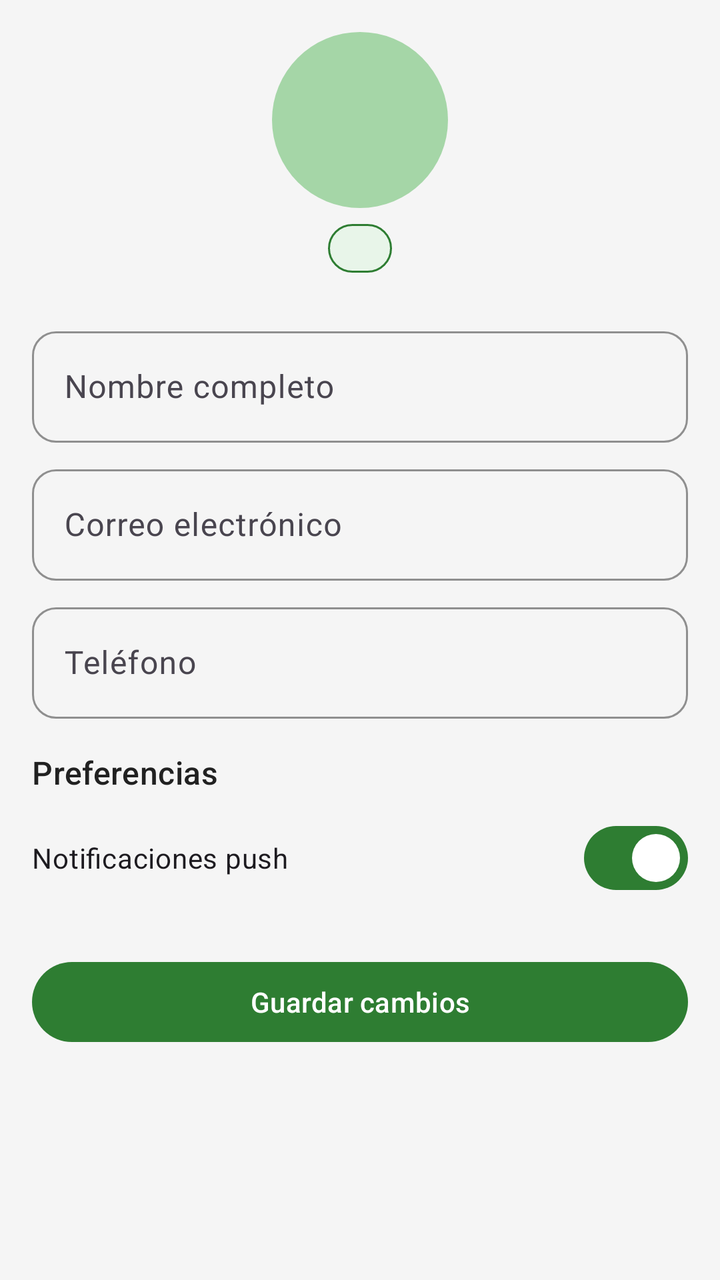
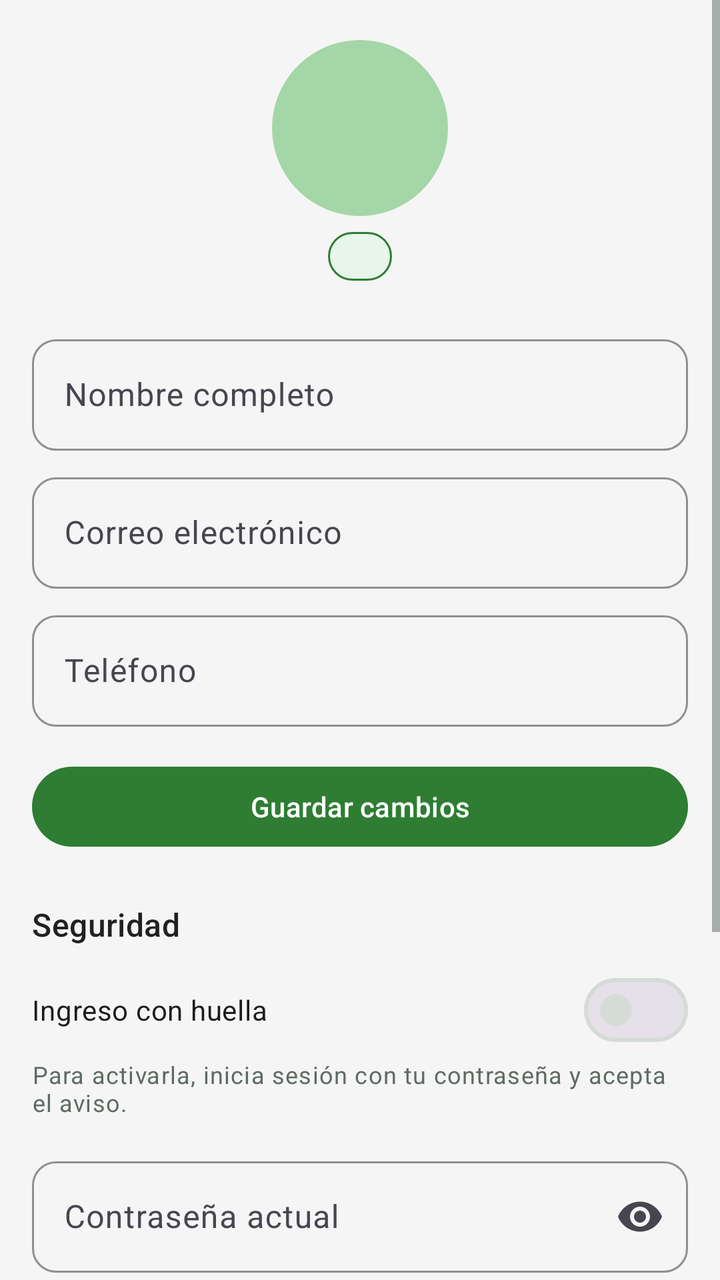

The first picture is an Android layout as it rendered before a commit; the second is the same layout after the commit. The layout source and the unified diff follow.
<!-- AndroidManifest.xml: application theme Theme.EcoMarket -->
<!-- res/layout/fragment_profile.xml -->
<?xml version="1.0" encoding="utf-8"?>
<ScrollView xmlns:android="http://schemas.android.com/apk/res/android"
    xmlns:app="http://schemas.android.com/apk/res-auto"
   
    android:layout_width="match_parent"
    android:layout_height="match_parent">

    <LinearLayout
        android:layout_width="match_parent"
        android:layout_height="wrap_content"
        android:orientation="vertical"
        android:padding="@dimen/space_m">

        <TextView
            android:id="@+id/txtProfileInitial"
            android:layout_width="88dp"
            android:layout_height="88dp"
            android:layout_gravity="center_horizontal"
            android:background="@drawable/bg_avatar"
            android:contentDescription="@string/cd_avatar"
            android:gravity="center"
            android:textAppearance="@style/Text.Display"
            android:textColor="@color/eco_green_dark" />

        <TextView
            android:id="@+id/txtProfileRole"
            android:layout_width="wrap_content"
            android:layout_height="wrap_content"
            android:layout_gravity="center_horizontal"
            android:layout_marginTop="@dimen/space_s"
            android:background="@drawable/bg_badge_active"
            android:paddingStart="@dimen/space_m"
            android:paddingTop="@dimen/space_xs"
            android:paddingEnd="@dimen/space_m"
            android:paddingBottom="@dimen/space_xs"
            android:textAppearance="@style/Text.Caption"
            android:textColor="@color/eco_green_dark" />

        <com.google.android.material.textfield.TextInputLayout
            style="@style/Input.Eco"
            android:layout_width="match_parent"
            android:layout_height="wrap_content"
            android:layout_marginTop="@dimen/space_l"
            android:hint="@string/hint_name">

            <com.google.android.material.textfield.TextInputEditText
                android:id="@+id/etProfileName"
                android:layout_width="match_parent"
                android:layout_height="wrap_content"
                android:inputType="textPersonName" />
        </com.google.android.material.textfield.TextInputLayout>

        <com.google.android.material.textfield.TextInputLayout
            style="@style/Input.Eco"
            android:layout_width="match_parent"
            android:layout_height="wrap_content"
            android:hint="@string/hint_email">

            <com.google.android.material.textfield.TextInputEditText
                android:id="@+id/etProfileEmail"
                android:layout_width="match_parent"
                android:layout_height="wrap_content"
                android:enabled="false"
                android:inputType="textEmailAddress" />
        </com.google.android.material.textfield.TextInputLayout>

        <com.google.android.material.textfield.TextInputLayout
            style="@style/Input.Eco"
            android:layout_width="match_parent"
            android:layout_height="wrap_content"
            android:hint="@string/hint_phone">

            <com.google.android.material.textfield.TextInputEditText
                android:id="@+id/etProfilePhone"
                android:layout_width="match_parent"
                android:layout_height="wrap_content"
                android:inputType="phone" />
        </com.google.android.material.textfield.TextInputLayout>

        <TextView
            style="@style/Section.Header"
            android:text="@string/profile_dark_hint" />

        <com.google.android.material.materialswitch.MaterialSwitch
            android:id="@+id/switchNotifications"
            android:layout_width="match_parent"
            android:layout_height="wrap_content"
            android:checked="true"
            android:text="@string/profile_notifications"
            android:textAppearance="@style/Text.Body" />

        <com.google.android.material.button.MaterialButton
            android:id="@+id/btnSaveProfile"
            style="@style/Button.Primary"
            android:layout_width="match_parent"
            android:layout_height="wrap_content"
            android:layout_marginTop="@dimen/space_l"
            android:text="@string/action_save" />
    </LinearLayout>
</ScrollView>
<!-- resources referenced by this layout -->
<resources>
  <color name="eco_green_dark">#1B5E20</color>
  <dimen name="space_l">24dp</dimen>
  <dimen name="space_m">16dp</dimen>
  <dimen name="space_s">8dp</dimen>
  <dimen name="space_xs">4dp</dimen>
  <!-- drawable bg_avatar (drawable) -->
  <?xml version="1.0" encoding="utf-8"?>
  <shape xmlns:android="http://schemas.android.com/apk/res/android" android:shape="oval">
      <solid android:color="@color/eco_green_light" />
  </shape>
  <!-- drawable bg_badge_active (drawable) -->
  <?xml version="1.0" encoding="utf-8"?>
  <shape xmlns:android="http://schemas.android.com/apk/res/android" android:shape="rectangle">
      <solid android:color="@color/eco_green_surface" />
      <stroke android:width="@dimen/stroke_thin" android:color="@color/eco_green" />
      <corners android:radius="12dp" />
  </shape>
  <string name="action_save">Guardar cambios</string>
  <string name="cd_avatar">Foto de perfil</string>
  <string name="hint_email">Correo electrónico</string>
  <string name="hint_name">Nombre completo</string>
  <string name="hint_phone">Teléfono</string>
  <string name="profile_dark_hint">Preferencias</string>
  <string name="profile_notifications">Notificaciones push</string>
  <style name="Text.Body" parent="TextAppearance.Material3.BodyMedium">
          <item name="android:textSize">@dimen/text_body</item>
          <item name="android:textColor">@color/eco_text_primary</item>
      </style>
  <style name="Text.Caption" parent="TextAppearance.Material3.BodySmall">
          <item name="android:textSize">@dimen/text_caption</item>
          <item name="android:textColor">@color/eco_text_secondary</item>
      </style>
  <style name="Text.Display" parent="TextAppearance.Material3.HeadlineMedium">
          <item name="android:textSize">@dimen/text_display</item>
          <item name="android:textStyle">bold</item>
          <item name="android:textColor">@color/eco_text_primary</item>
      </style>
  <color name="eco_green_light">#A5D6A7</color>
  <color name="eco_green_surface">#E8F5E9</color>
  <dimen name="stroke_thin">1dp</dimen>
  <color name="eco_green">#2E7D32</color>
  <color name="eco_white">#FFFFFF</color>
  <dimen name="text_body">14sp</dimen>
  <dimen name="radius_button">24dp</dimen>
  <style name="Text.Subtitle" parent="TextAppearance.Material3.TitleMedium">
          <item name="android:textSize">@dimen/text_subtitle</item>
          <item name="android:fontFamily">sans-serif-medium</item>
          <item name="android:textColor">@color/eco_text_primary</item>
      </style>
  <color name="eco_text_primary">#212121</color>
  <dimen name="text_caption">12sp</dimen>
  <color name="eco_text_secondary">#5F6B62</color>
  <dimen name="text_display">28sp</dimen>
  <color name="eco_orange">#FF7043</color>
  <color name="eco_background">#FFFFFF</color>
  <color name="eco_gray_border">#D5DBD6</color>
  <color name="eco_error">#C62828</color>
  <color name="eco_gray_light">#F5F5F5</color>
  <dimen name="text_subtitle">16sp</dimen>
  <!-- unchanged entries left out for length: 4 -->
</resources>

<!-- the commit's change to res/layout/fragment_profile.xml (unified diff, before → after) -->
@@ -1,7 +1,6 @@
 <?xml version="1.0" encoding="utf-8"?>
 <ScrollView xmlns:android="http://schemas.android.com/apk/res/android"
     xmlns:app="http://schemas.android.com/apk/res-auto"
-   
     android:layout_width="match_parent"
     android:layout_height="match_parent">
 
@@ -10,6 +9,14 @@
         android:layout_height="wrap_content"
         android:orientation="vertical"
         android:padding="@dimen/space_m">
+
+        <com.google.android.material.progressindicator.LinearProgressIndicator
+            android:id="@+id/progress"
+            android:layout_width="match_parent"
+            android:layout_height="wrap_content"
+            android:indeterminate="true"
+            android:visibility="invisible"
+            app:indicatorColor="@color/eco_orange" />
 
         <TextView
             android:id="@+id/txtProfileInitial"
@@ -37,6 +44,7 @@
             android:textColor="@color/eco_green_dark" />
 
         <com.google.android.material.textfield.TextInputLayout
+            android:id="@+id/tilProfileName"
             style="@style/Input.Eco"
             android:layout_width="match_parent"
             android:layout_height="wrap_content"
@@ -47,7 +55,22 @@
                 android:id="@+id/etProfileName"
                 android:layout_width="match_parent"
                 android:layout_height="wrap_content"
-                android:inputType="textPersonName" />
+                android:inputType="textPersonName|textCapWords" />
+        </com.google.android.material.textfield.TextInputLayout>
+
+        <com.google.android.material.textfield.TextInputLayout
+            android:id="@+id/tilProfileBusiness"
+            style="@style/Input.Eco"
+            android:layout_width="match_parent"
+            android:layout_height="wrap_content"
+            android:hint="@string/hint_business"
+            android:visibility="gone">
+
+            <com.google.android.material.textfield.TextInputEditText
+                android:id="@+id/etProfileBusiness"
+                android:layout_width="match_parent"
+                android:layout_height="wrap_content"
+                android:inputType="textCapWords" />
         </com.google.android.material.textfield.TextInputLayout>
 
         <com.google.android.material.textfield.TextInputLayout
@@ -77,9 +100,76 @@
                 android:inputType="phone" />
         </com.google.android.material.textfield.TextInputLayout>
 
+        <com.google.android.material.button.MaterialButton
+            android:id="@+id/btnSaveProfile"
+            style="@style/Button.Primary"
+            android:layout_width="match_parent"
+            android:layout_height="wrap_content"
+            android:layout_marginTop="@dimen/space_m"
+            android:text="@string/action_save" />
+
         <TextView
             style="@style/Section.Header"
-            android:text="@string/profile_dark_hint" />
+            android:layout_marginTop="@dimen/space_l"
+            android:text="@string/profile_security" />
+
+        <com.google.android.material.materialswitch.MaterialSwitch
+            android:id="@+id/switchBiometric"
+            android:layout_width="match_parent"
+            android:layout_height="wrap_content"
+            android:text="@string/profile_biometric"
+            android:textAppearance="@style/Text.Body" />
+
+        <TextView
+            android:id="@+id/txtBiometricHint"
+            android:layout_width="match_parent"
+            android:layout_height="wrap_content"
+            android:text="@string/profile_biometric_hint"
+            android:textAppearance="@style/Text.Caption" />
+
+        <com.google.android.material.textfield.TextInputLayout
+            android:id="@+id/tilCurrentPassword"
+            style="@style/Input.Eco"
+            android:layout_width="match_parent"
+            android:layout_height="wrap_content"
+            android:layout_marginTop="@dimen/space_m"
+            android:hint="@string/hint_current_password"
+            app:endIconMode="password_toggle">
+
+            <com.google.android.material.textfield.TextInputEditText
+                android:id="@+id/etCurrentPassword"
+                android:layout_width="match_parent"
+                android:layout_height="wrap_content"
+                android:inputType="textPassword" />
+        </com.google.android.material.textfield.TextInputLayout>
+
+        <com.google.android.material.textfield.TextInputLayout
+            android:id="@+id/tilNewPassword"
+            style="@style/Input.Eco"
+            android:layout_width="match_parent"
+            android:layout_height="wrap_content"
+            android:hint="@string/hint_new_password"
+            app:endIconMode="password_toggle">
+
+            <com.google.android.material.textfield.TextInputEditText
+                android:id="@+id/etNewPassword"
+                android:layout_width="match_parent"
+                android:layout_height="wrap_content"
+                android:inputType="textPassword" />
+        </com.google.android.material.textfield.TextInputLayout>
+
+        <com.google.android.material.button.MaterialButton
+            android:id="@+id/btnChangePassword"
+            style="@style/Button.Outlined"
+            android:layout_width="match_parent"
+            android:layout_height="wrap_content"
+            android:layout_marginTop="@dimen/space_s"
+            android:text="@string/profile_change_password" />
+
+        <TextView
+            style="@style/Section.Header"
+            android:layout_marginTop="@dimen/space_l"
+            android:text="@string/profile_preferences" />
 
         <com.google.android.material.materialswitch.MaterialSwitch
             android:id="@+id/switchNotifications"
@@ -88,13 +178,5 @@
             android:checked="true"
             android:text="@string/profile_notifications"
             android:textAppearance="@style/Text.Body" />
-
-        <com.google.android.material.button.MaterialButton
-            android:id="@+id/btnSaveProfile"
-            style="@style/Button.Primary"
-            android:layout_width="match_parent"
-            android:layout_height="wrap_content"
-            android:layout_marginTop="@dimen/space_l"
-            android:text="@string/action_save" />
     </LinearLayout>
 </ScrollView>
<!-- resource entries referenced after the edit -->
@@ -19,11 +19,26 @@
   </shape>
   <string name="action_save">Guardar cambios</string>
   <string name="cd_avatar">Foto de perfil</string>
+  <string name="hint_business">Nombre del negocio o finca</string>
+  <string name="hint_current_password">Contraseña actual</string>
   <string name="hint_email">Correo electrónico</string>
   <string name="hint_name">Nombre completo</string>
+  <string name="hint_new_password">Contraseña nueva</string>
   <string name="hint_phone">Teléfono</string>
-  <string name="profile_dark_hint">Preferencias</string>
-  <string name="profile_notifications">Notificaciones push</string>
+  <string name="profile_biometric">Ingreso con huella</string>
+  <string name="profile_biometric_hint">Para activarla, inicia sesión con tu contraseña y acepta el aviso.</string>
+  <string name="profile_change_password">Cambiar contraseña</string>
+  <string name="profile_notifications">Notificaciones de pedidos</string>
+  <string name="profile_preferences">Preferencias</string>
+  <string name="profile_security">Seguridad</string>
+  <style name="Button.Outlined" parent="Widget.Material3.Button.OutlinedButton">
+          <item name="strokeColor">@color/eco_green</item>
+          <item name="android:textColor">@color/eco_green</item>
+          <item name="android:textSize">@dimen/text_body</item>
+          <item name="android:textAllCaps">false</item>
+          <item name="cornerRadius">@dimen/radius_button</item>
+          <item name="android:minHeight">48dp</item>
+      </style>
   <style name="Text.Body" parent="TextAppearance.Material3.BodyMedium">
           <item name="android:textSize">@dimen/text_body</item>
           <item name="android:textColor">@color/eco_text_primary</item>
